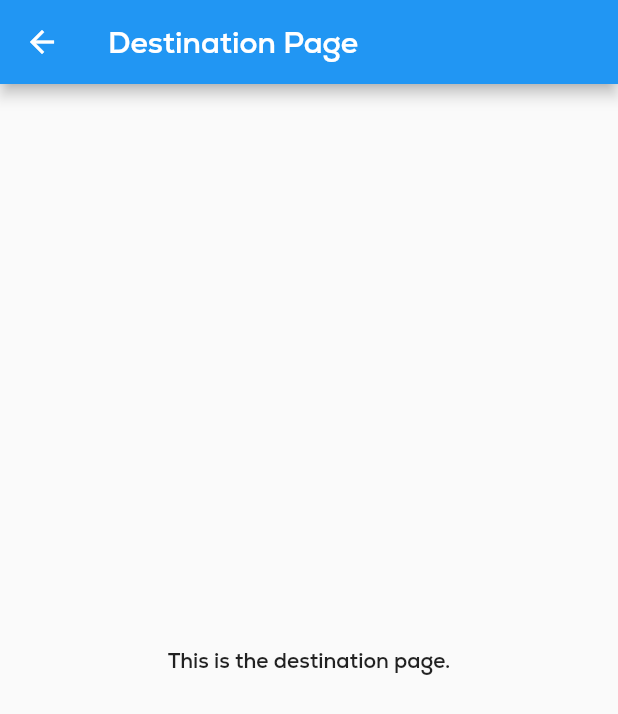
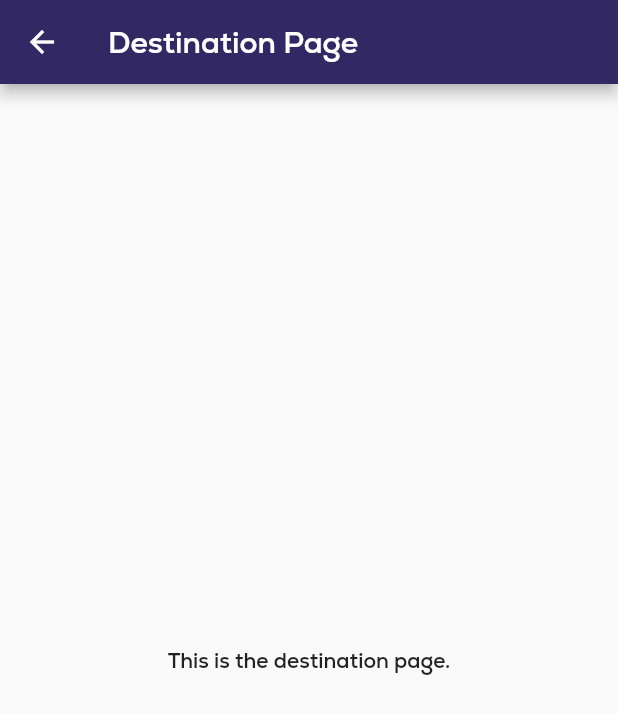
Before and after one commit to AswinKalathil/nss_connect, a Flutter app: the DestinationPage screen opened directly, on a phone screen of 412 x 824 dp. Shown: the top 714 px of the screen. Run offline on Flutter 3.47's test engine with Material 2 defaults, Android fonts, the light colour scheme and no system bars.

Commit message:
color file added

```diff
--- /dev/null
+++ b/nss_connect/lib/colors.dart
@@ -0,0 +1,17 @@
+import 'package:flutter/material.dart';
+
+final primaryViolet = MaterialColor(
+  0xFF322864,
+  <int, Color>{
+    50: Color(0xFFF3E5F9),
+    100: Color(0xFFE0C8F2),
+    200: Color(0xFFC6A6E9),
+    300: Color(0xFFAB84E0),
+    400: Color(0xFF9569D9),
+    500: Color(0xFF7F4ED2),
+    600: Color(0xFF7448CD),
+    700: Color(0xFF683FC8),
+    800: Color(0xFF5D37C3),
+    900: Color(0xFF7550B9),
+  },
+);
--- a/nss_connect/lib/main.dart
+++ b/nss_connect/lib/main.dart
@@ -3,6 +3,7 @@ import 'package:nss_connect/register.dart';
 import 'login.dart';
 import 'cfmdta.dart';
 import 'home.dart';
+import 'colors.dart';
 
 void main() {
   runApp(const MyApp());
@@ -16,7 +17,7 @@ class MyApp extends StatelessWidget {
     return MaterialApp(
       debugShowCheckedModeBanner: false,
       theme: ThemeData(
-        primarySwatch: Colors.blue,
+        primarySwatch: primaryViolet,
         fontFamily: 'Nexa',
       ),
       initialRoute: Home.id,
```
